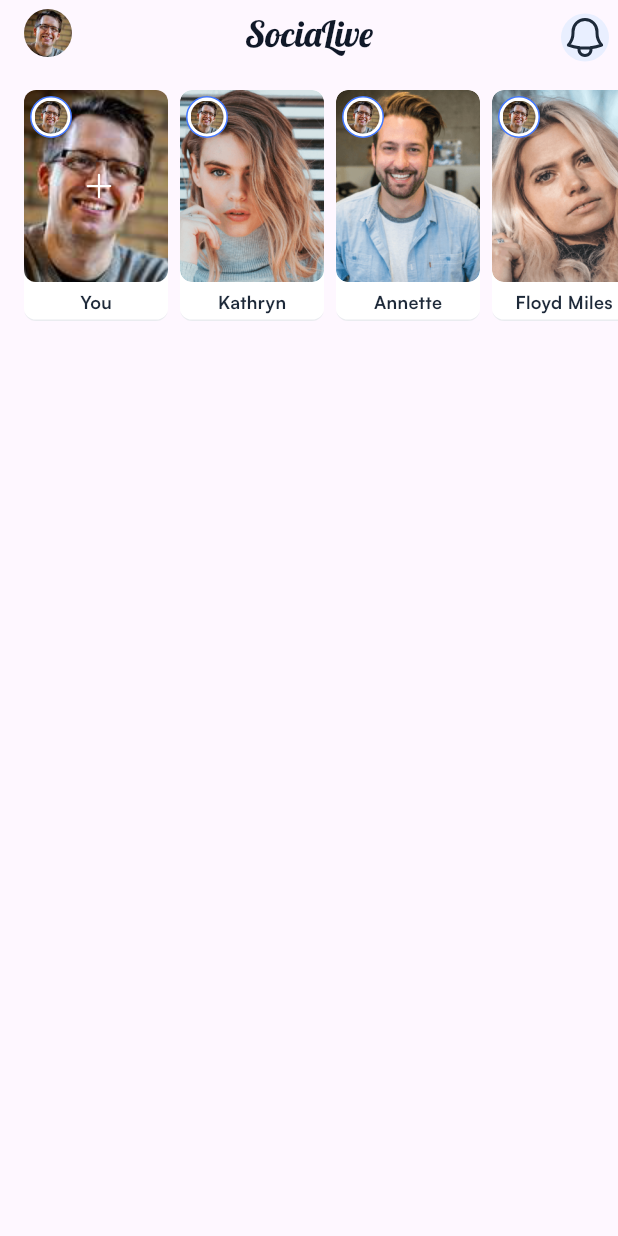
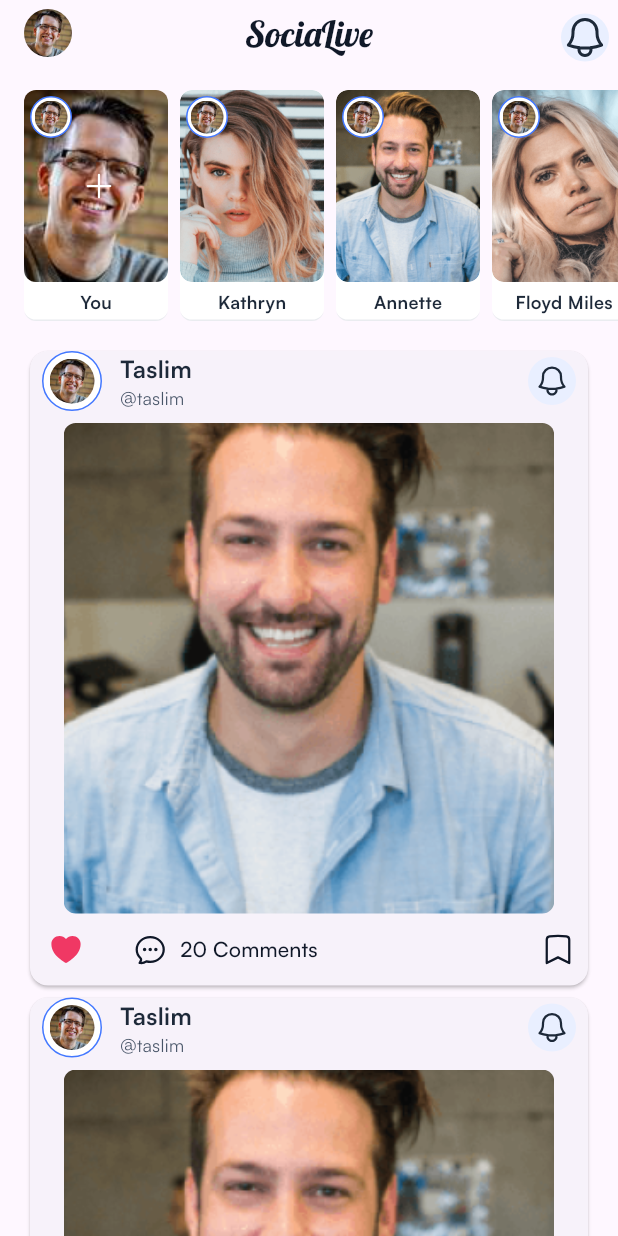
Before and after one commit to muj-i/snap_share_t3, a Flutter app: the screen it shows after launch, on a phone screen of 412 x 824 dp. Run offline on Flutter 3.47's test engine with Material 3 defaults, Android fonts, the phone set to English and light mode, and no system bars; our stand-ins replace cached_network_image, firebase_core, flutter_svg, get, shared_preferences; accounts and stored records are empty.

Commit message:
[ADD]: Home Feed

```diff
--- a/lib/app/common/utils/image_constant.dart
+++ b/lib/app/common/utils/image_constant.dart
@@ -18,4 +18,9 @@ class IconConstant {
   static String iconPath = 'assets/svgs';
   static String iconNotification = '$iconPath/icon_notification.svg';
   static String iconAdd = '$iconPath/icon_add.svg';
+  static String iconBookmark = '$iconPath/icon_bookmark.svg';
+  static String iconComment = '$iconPath/icon_comment.svg';
+  static String iconCommentWhite = '$iconPath/icon_comment_white.svg';
+  static String iconLoveFill = '$iconPath/icon_lovefill.svg';
+  static String iconLoveLine = '$iconPath/icon_loveline.svg';
 }
--- /dev/null
+++ b/lib/app/common/widgets/base_button.dart
@@ -0,0 +1,41 @@
+import 'package:flutter/material.dart';
+
+class BaseButton extends StatelessWidget {
+  BaseButton({
+    Key? key,
+    required this.text,
+    this.onPressed,
+    this.buttonStyle,
+    this.buttonTextStyle,
+    this.isDisabled,
+    this.height,
+    this.width,
+    this.margin,
+    this.alignment,
+  }) : super(
+          key: key,
+        );
+
+  final String text;
+
+  final VoidCallback? onPressed;
+
+  final ButtonStyle? buttonStyle;
+
+  final TextStyle? buttonTextStyle;
+
+  final bool? isDisabled;
+
+  final double? height;
+
+  final double? width;
+
+  final EdgeInsets? margin;
+
+  final Alignment? alignment;
+
+  @override
+  Widget build(BuildContext context) {
+    return const SizedBox.shrink();
+  }
+}
--- /dev/null
+++ b/lib/app/common/widgets/custom_elevated_button.dart
@@ -0,0 +1,69 @@
+import 'package:flutter/material.dart';
+import 'package:snap_share_t3/app/common/widgets/base_button.dart';
+
+class CustomElevatedButton extends BaseButton {
+  CustomElevatedButton({
+    Key? key,
+    this.decoration,
+    this.leftIcon,
+    this.rightIcon,
+    EdgeInsets? margin,
+    VoidCallback? onPressed,
+    ButtonStyle? buttonStyle,
+    Alignment? alignment,
+    TextStyle? buttonTextStyle,
+    bool? isDisabled,
+    double? height,
+    double? width,
+    required String text,
+  }) : super(
+          text: text,
+          onPressed: onPressed,
+          buttonStyle: buttonStyle,
+          isDisabled: isDisabled,
+          buttonTextStyle: buttonTextStyle,
+          height: height,
+          width: width,
+          alignment: alignment,
+          margin: margin,
+        );
+
+  final BoxDecoration? decoration;
+
+  final Widget? leftIcon;
+
+  final Widget? rightIcon;
+
+  @override
+  Widget build(BuildContext context) {
+    return alignment != null
+        ? Align(
+            alignment: alignment ?? Alignment.center,
+            child: buildElevatedButtonWidget,
+          )
+        : buildElevatedButtonWidget;
+  }
+
+  Widget get buildElevatedButtonWidget => Container(
+        height: height ?? 28,
+        width: width ?? double.maxFinite,
+        margin: margin,
+        decoration: decoration,
+        child: ElevatedButton(
+          style: buttonStyle,
+          onPressed: isDisabled ?? false ? null : onPressed ?? () {},
+          child: Row(
+            mainAxisAlignment: MainAxisAlignment.center,
+            crossAxisAlignment: CrossAxisAlignment.center,
+            children: [
+              leftIcon ?? const SizedBox.shrink(),
+              Text(
+                text,
+                style: buttonTextStyle,
+              ),
+              rightIcon ?? const SizedBox.shrink(),
+            ],
+          ),
+        ),
+      );
+}
--- a/lib/app/modules/home/views/home_view.dart
+++ b/lib/app/modules/home/views/home_view.dart
@@ -1,13 +1,21 @@
 import 'package:flutter/material.dart';
 import 'package:get/get.dart';
 import 'package:snap_share_t3/app/common/utils/image_constant.dart';
+import 'package:snap_share_t3/app/common/utils/utils.dart';
 import 'package:snap_share_t3/app/common/widgets/appbar/appbar_trailing_icon_button.dart';
 import 'package:snap_share_t3/app/modules/home/models/home_screen_item_model.dart';
 import 'package:snap_share_t3/app/modules/home/views/widgets/home_screen_item_widget.dart';
+import 'package:snap_share_t3/app/theme/app_decoration.dart';
 
 import '../../../common/widgets/appbar/appbar_leading_image.dart';
 import '../../../common/widgets/appbar/appbar_title.dart';
 import '../../../common/widgets/appbar/custom_app_bar.dart';
+import '../../../common/widgets/custom_elevated_button.dart';
+import '../../../common/widgets/custom_icon_button.dart';
+import '../../../common/widgets/custom_image_view.dart';
+import '../../../theme/custom_button_style.dart';
+import '../../../theme/custom_text_style.dart';
+import '../../../theme/theme_helper.dart';
 import '../controllers/home_controller.dart';
 
 class HomeView extends StatelessWidget {
@@ -16,13 +24,68 @@ class HomeView extends StatelessWidget {
   HomeController controller = Get.put(HomeController());
   @override
   Widget build(BuildContext context) {
-    return Scaffold(
+    return SafeArea(
+      child: Scaffold(
         appBar: _buildAppbar(),
-        body: Column(
+        body: SizedBox(
+          width: mediaQueryData.size.width,
+          child: SingleChildScrollView(
+            child: Column(
+              children: [
+                _buildStoryList(),
+                ListView.builder(
+                  shrinkWrap: true,
+                  physics: const NeverScrollableScrollPhysics(),
+                  itemCount: 4,
+                  itemBuilder: (context, index) {
+                    return buildPost();
+                  },
+                ),
+              ],
+            ),
+          ),
+        ),
+      ),
+    );
+  }
+
+  /// Post Card
+  Widget buildPost() {
+    return Container(
+      // width: mediaQueryData.size.width,
+      margin: const EdgeInsets.symmetric(horizontal: 16),
+      child: Card(
+        child: Column(
           children: [
-            _buildStoryList(),
+            Padding(
+              padding: const EdgeInsets.symmetric(horizontal: 8.0),
+              child: _buildFrame(
+                userName: 'Taslim',
+                userUsername: '@taslim',
+              ),
+            ),
+            const SizedBox(
+              height: 8,
+            ),
+            CustomImageView(
+                imagePath: ImageConstant.imgRectangle1781,
+                height: 327,
+                width: 327,
+                radius: BorderRadiusStyle.roundedBorder8),
+            const SizedBox(
+              height: 12,
+            ),
+            Padding(
+              padding: const EdgeInsets.symmetric(horizontal: 8.0),
+              child: _buildFrame2(),
+            ),
+            const SizedBox(
+              height: 12,
+            ),
           ],
-        ));
+        ),
+      ),
+    );
   }
 
   /// Story List
@@ -60,6 +123,7 @@ class HomeView extends StatelessWidget {
             ]));
   }
 
+  /// Appbar
   PreferredSizeWidget _buildAppbar() {
     return CustomAppBar(
       centerTitle: true,
@@ -67,7 +131,7 @@ class HomeView extends StatelessWidget {
       leading: AppbarLeadingImage(
         imagePath: ImageConstant.imgAvatar,
         margin: const EdgeInsets.only(left: 16, top: 6, bottom: 6),
-        radius: BorderRadius.circular(16),
+        radius: BorderRadiusStyle.roundedBorder16,
       ),
       title: AppbarTitle(
         text: 'SociaLive',
@@ -82,4 +146,75 @@ class HomeView extends StatelessWidget {
       ],
     );
   }
+
+  Widget _buildFrame2() {
+    return Padding(
+        padding: const EdgeInsets.only(left: 4),
+        child: Row(mainAxisAlignment: MainAxisAlignment.center, children: [
+          CustomImageView(
+              imagePath: IconConstant.iconLoveFill, height: 24, width: 24),
+          CustomElevatedButton(
+              height: 24,
+              width: 172,
+              text: '20 Comments',
+              margin: const EdgeInsets.only(left: 8),
+              leftIcon: Container(
+                  margin: const EdgeInsets.only(right: 8),
+                  child: CustomImageView(
+                      imagePath: IconConstant.iconComment,
+                      height: 24,
+                      width: 24)),
+              buttonStyle: CustomButtonStyles.none,
+              buttonTextStyle: CustomTextStyles.titleSmallOnPrimary,
+              onPressed: () {
+                // onTapComments();
+              }),
+          const Spacer(),
+          CustomImageView(
+              imagePath: IconConstant.iconBookmark, height: 24, width: 24)
+        ]));
+  }
+
+  /// Common widget
+  Widget _buildFrame({
+    required String userName,
+    required String userUsername,
+  }) {
+    return Row(mainAxisAlignment: MainAxisAlignment.center, children: [
+      CustomIconButton(
+          height: 40,
+          width: 40,
+          padding: const EdgeInsets.all(4),
+          decoration: IconButtonStyleHelper.outlinePrimaryTL20,
+          child: CustomImageView(
+            imagePath: ImageConstant.imgAvatar,
+            fit: BoxFit.cover,
+            height: 32,
+            width: 32,
+            radius: BorderRadiusStyle.roundedBorder16,
+          )),
+      Padding(
+          padding: const EdgeInsets.only(left: 12),
+          child:
+              Column(crossAxisAlignment: CrossAxisAlignment.start, children: [
+            Text(userName,
+                style: theme.textTheme.titleMedium!
+                    .copyWith(color: theme.colorScheme.primaryContainer)),
+            Text(userUsername,
+                style: CustomTextStyles.bodySmallBluegrey700_1
+                    .copyWith(color: appTheme.blueGrey700))
+          ])),
+      const Spacer(),
+      Padding(
+          padding: const EdgeInsets.symmetric(vertical: 4),
+          child: CustomIconButton(
+              height: 32,
+              width: 32,
+              padding: const EdgeInsets.all(4),
+              decoration: IconButtonStyleHelper.fillBlue,
+              child: CustomImageView(
+                imagePath: IconConstant.iconNotification,
+              )))
+    ]);
+  }
 }
--- a/lib/app/modules/home/views/widgets/home_screen_item_widget.dart
+++ b/lib/app/modules/home/views/widgets/home_screen_item_widget.dart
@@ -83,7 +83,7 @@ class HomeScreenItemWidget extends StatelessWidget {
                               alignment: Alignment.center,
                             );
                           } else {
-                            return const SizedBox();
+                            return const SizedBox.shrink();
                           }
                         }),
                       ],
--- /dev/null
+++ b/lib/app/theme/custom_button_style.dart
@@ -0,0 +1,54 @@
+import 'package:flutter/material.dart';
+import 'package:snap_share_t3/app/theme/theme_helper.dart';
+
+/// A class that offers pre-defined button styles for customizing button appearance.
+class CustomButtonStyles {
+  // Filled button style
+  static ButtonStyle get fillBlue => ElevatedButton.styleFrom(
+        backgroundColor: appTheme.blue50,
+        shape: RoundedRectangleBorder(
+          borderRadius: BorderRadius.circular(4),
+        ),
+      );
+  static ButtonStyle get fillPrimary => ElevatedButton.styleFrom(
+        backgroundColor: theme.colorScheme.primary,
+        shape: RoundedRectangleBorder(
+          borderRadius: BorderRadius.circular(4),
+        ),
+      );
+  static ButtonStyle get fillSecondaryContainer => ElevatedButton.styleFrom(
+        backgroundColor: theme.colorScheme.secondaryContainer,
+        shape: RoundedRectangleBorder(
+          borderRadius: BorderRadius.only(
+            topLeft: Radius.circular(
+              30,
+            ),
+            topRight: Radius.circular(
+              30,
+            ),
+            bottomLeft: Radius.circular(
+              30,
+            ),
+          ),
+        ),
+      );
+  static ButtonStyle get fillSecondaryContainerTL4 => ElevatedButton.styleFrom(
+        backgroundColor: theme.colorScheme.secondaryContainer,
+        shape: RoundedRectangleBorder(
+          borderRadius: BorderRadius.circular(4),
+        ),
+      );
+
+  // Radius button style
+  static ButtonStyle get radiusTL4 => ElevatedButton.styleFrom(
+        backgroundColor: Colors.transparent,
+        shape: RoundedRectangleBorder(
+          borderRadius: BorderRadius.circular(4),
+        ),
+      );
+  // text button style
+  static ButtonStyle get none => ButtonStyle(
+        backgroundColor: MaterialStateProperty.all<Color>(Colors.transparent),
+        elevation: MaterialStateProperty.all<double>(0),
+      );
+}
```
Also changed, not shown: assets/svgs/icon_bookmark.svg (added), assets/svgs/icon_comment.svg (added), assets/svgs/icon_comment_white.svg (added), assets/svgs/icon_lovefill.svg (added), assets/svgs/icon_loveline.svg (added), 1 other file.
